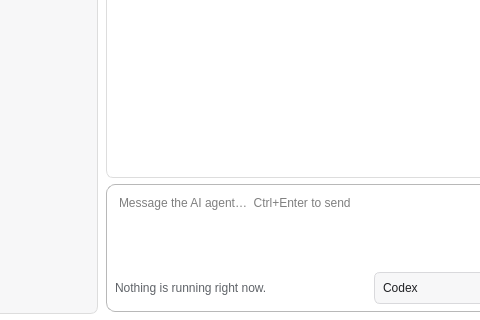
First picture: the form in ai_agent.ui, repository frankyeh/DSI-Studio, before the edit; both pictures show x 268 to 748 and y 380 to 700 of the 1100 by 700 pixel window.
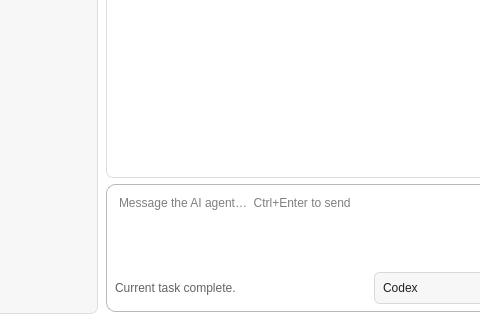
Second picture: the form after the edit. Icons and pictures are not drawn.

Patch:
```diff
--- a/ai_agent.ui
+++ b/ai_agent.ui
@@ -46,6 +46,7 @@
     padding: 8px;
 }
 QWidget#tab_8 QPushButton#ai_project_title {
+    color: #202124;
     background: transparent;
     border: 0;
     padding: 6px 2px;
@@ -335,7 +336,7 @@
                  <string notr="true">color: #5f6368;</string>
                 </property>
                 <property name="text">
-                 <string>Nothing is running right now.</string>
+                 <string>Current task complete.</string>
                 </property>
                 <property name="textInteractionFlags">
                  <set>Qt::TextSelectableByMouse</set>
```
Left out of the diff: 2 changed lines with no effect on the pictures.
